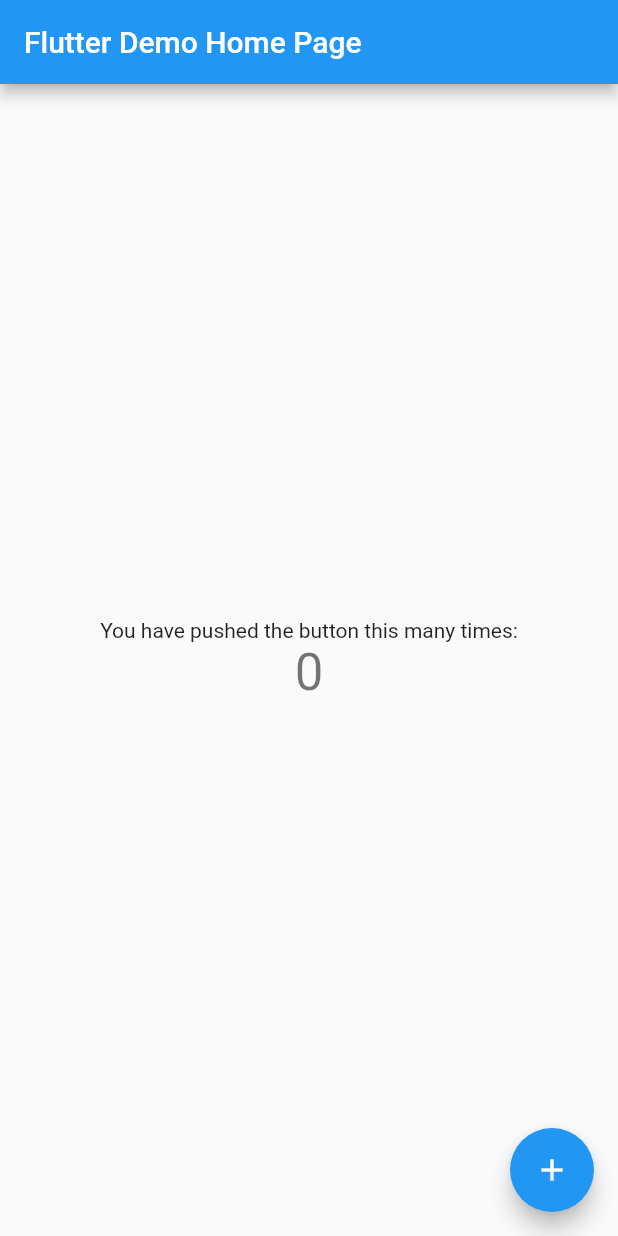
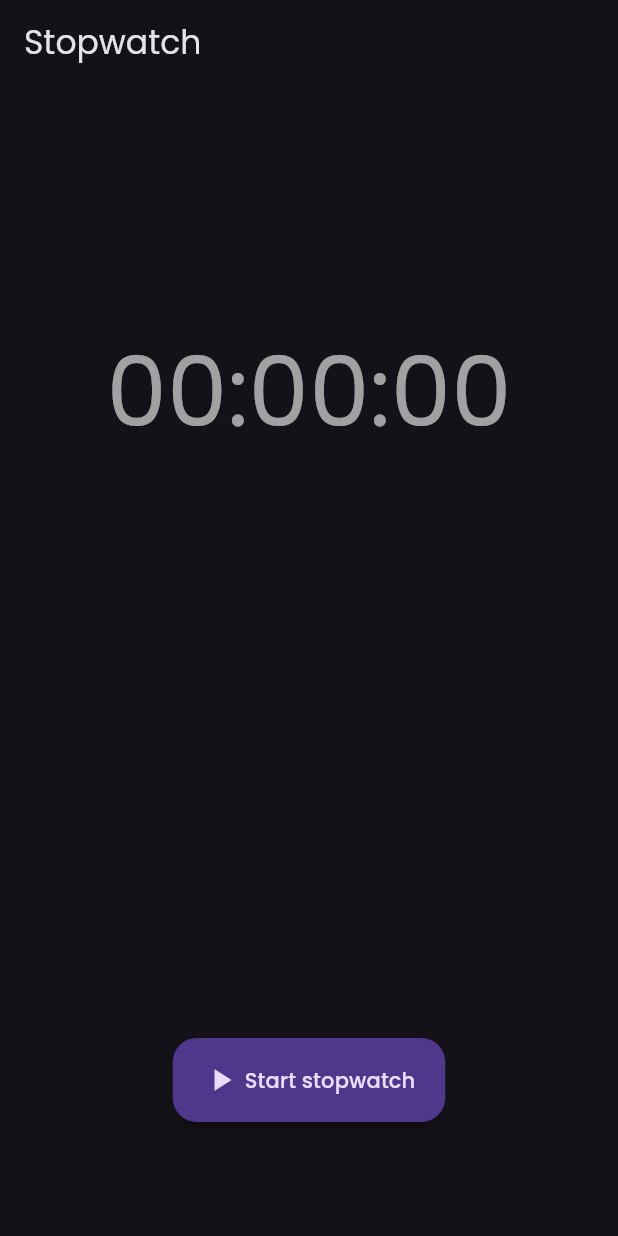
Before and after one commit to thecodexhub/flutter-projects, a Flutter app: the screen it shows after launch, on a phone screen of 412 x 824 dp. Run offline on Flutter 3.47's test engine with Material 2 defaults, Android fonts, the phone set to English and light mode, and no system bars; our stand-ins replace bloc, equatable, flutter_bloc, google_fonts.

Commit message:
feat(stopwatch_app): add bloc, functionalities and ui of the stopwatch

```diff
--- /dev/null
+++ b/stopwatch_app/lib/app.dart
@@ -0,0 +1,18 @@
+import 'package:flutter/material.dart';
+import 'package:google_fonts/google_fonts.dart';
+import 'package:stopwatch_app/stopwatch/stopwatch.dart';
+
+class App extends StatelessWidget {
+  const App({super.key});
+
+  @override
+  Widget build(BuildContext context) {
+    return MaterialApp(
+      title: 'Reactive app with Bloc',
+      theme: ThemeData.dark(
+        useMaterial3: true,
+      ).copyWith(textTheme: GoogleFonts.poppinsTextTheme()),
+      home: const StopwatchPage(),
+    );
+  }
+}
--- a/stopwatch_app/lib/main.dart
+++ b/stopwatch_app/lib/main.dart
@@ -1,115 +1,4 @@
 import 'package:flutter/material.dart';
+import 'package:stopwatch_app/app.dart';
 
-void main() {
-  runApp(const MyApp());
-}
-
-class MyApp extends StatelessWidget {
-  const MyApp({super.key});
-
-  // This widget is the root of your application.
-  @override
-  Widget build(BuildContext context) {
-    return MaterialApp(
-      title: 'Flutter Demo',
-      theme: ThemeData(
-        // This is the theme of your application.
-        //
-        // Try running your application with "flutter run". You'll see the
-        // application has a blue toolbar. Then, without quitting the app, try
-        // changing the primarySwatch below to Colors.green and then invoke
-        // "hot reload" (press "r" in the console where you ran "flutter run",
-        // or simply save your changes to "hot reload" in a Flutter IDE).
-        // Notice that the counter didn't reset back to zero; the application
-        // is not restarted.
-        primarySwatch: Colors.blue,
-      ),
-      home: const MyHomePage(title: 'Flutter Demo Home Page'),
-    );
-  }
-}
-
-class MyHomePage extends StatefulWidget {
-  const MyHomePage({super.key, required this.title});
-
-  // This widget is the home page of your application. It is stateful, meaning
-  // that it has a State object (defined below) that contains fields that affect
-  // how it looks.
-
-  // This class is the configuration for the state. It holds the values (in this
-  // case the title) provided by the parent (in this case the App widget) and
-  // used by the build method of the State. Fields in a Widget subclass are
-  // always marked "final".
-
-  final String title;
-
-  @override
-  State<MyHomePage> createState() => _MyHomePageState();
-}
-
-class _MyHomePageState extends State<MyHomePage> {
-  int _counter = 0;
-
-  void _incrementCounter() {
-    setState(() {
-      // This call to setState tells the Flutter framework that something has
-      // changed in this State, which causes it to rerun the build method below
-      // so that the display can reflect the updated values. If we changed
-      // _counter without calling setState(), then the build method would not be
-      // called again, and so nothing would appear to happen.
-      _counter++;
-    });
-  }
-
-  @override
-  Widget build(BuildContext context) {
-    // This method is rerun every time setState is called, for instance as done
-    // by the _incrementCounter method above.
-    //
-    // The Flutter framework has been optimized to make rerunning build methods
-    // fast, so that you can just rebuild anything that needs updating rather
-    // than having to individually change instances of widgets.
-    return Scaffold(
-      appBar: AppBar(
-        // Here we take the value from the MyHomePage object that was created by
-        // the App.build method, and use it to set our appbar title.
-        title: Text(widget.title),
-      ),
-      body: Center(
-        // Center is a layout widget. It takes a single child and positions it
-        // in the middle of the parent.
-        child: Column(
-          // Column is also a layout widget. It takes a list of children and
-          // arranges them vertically. By default, it sizes itself to fit its
-          // children horizontally, and tries to be as tall as its parent.
-          //
-          // Invoke "debug painting" (press "p" in the console, choose the
-          // "Toggle Debug Paint" action from the Flutter Inspector in Android
-          // Studio, or the "Toggle Debug Paint" command in Visual Studio Code)
-          // to see the wireframe for each widget.
-          //
-          // Column has various properties to control how it sizes itself and
-          // how it positions its children. Here we use mainAxisAlignment to
-          // center the children vertically; the main axis here is the vertical
-          // axis because Columns are vertical (the cross axis would be
-          // horizontal).
-          mainAxisAlignment: MainAxisAlignment.center,
-          children: <Widget>[
-            const Text(
-              'You have pushed the button this many times:',
-            ),
-            Text(
-              '$_counter',
-              style: Theme.of(context).textTheme.headlineMedium,
-            ),
-          ],
-        ),
-      ),
-      floatingActionButton: FloatingActionButton(
-        onPressed: _incrementCounter,
-        tooltip: 'Increment',
-        child: const Icon(Icons.add),
-      ), // This trailing comma makes auto-formatting nicer for build methods.
-    );
-  }
-}
+void main() => runApp(const App());
--- /dev/null
+++ b/stopwatch_app/lib/stopwatch/bloc/stopwatch_bloc.dart
@@ -0,0 +1,84 @@
+import 'dart:async';
+
+import 'package:bloc/bloc.dart';
+import 'package:equatable/equatable.dart';
+import 'package:stopwatch_app/stopwatch/ticker.dart';
+
+part 'stopwatch_event.dart';
+part 'stopwatch_state.dart';
+
+class StopwatchBloc extends Bloc<StopwatchEvent, StopwatchState> {
+  StopwatchBloc({Ticker? ticker})
+      : _ticker = ticker ?? const Ticker(),
+        super(const StopwatchState()) {
+    on<StopwatchStarted>(_onStopwatchStarted);
+    on<StopwatchPaused>(_onStopwatchPaused);
+    on<StopwatchResumed>(_onStopwatchResumed);
+    on<StopwatchReset>(_onStopwatchReset);
+    on<StopwatchLapAdded>(_onStopwatchLapAdded);
+    on<_StopwatchTicked>(_onStopwatchTicked);
+  }
+
+  final Ticker _ticker;
+
+  StreamSubscription<int>? _stopwatchStreamSubscription;
+
+  FutureOr<void> _onStopwatchStarted(
+    StopwatchStarted event,
+    Emitter<StopwatchState> emit,
+  ) async {
+    _stopwatchStreamSubscription?.cancel();
+    _stopwatchStreamSubscription = _ticker.tick().listen((ticks) {
+      add(_StopwatchTicked(ticks: ticks));
+    });
+  }
+
+  FutureOr<void> _onStopwatchPaused(
+    StopwatchPaused event,
+    Emitter<StopwatchState> emit,
+  ) async {
+    _stopwatchStreamSubscription?.pause();
+    emit(state.copyWith(status: StopwatchStatus.inPause));
+  }
+
+  FutureOr<void> _onStopwatchResumed(
+    StopwatchResumed event,
+    Emitter<StopwatchState> emit,
+  ) async {
+    _stopwatchStreamSubscription?.resume();
+    emit(state.copyWith(status: StopwatchStatus.inProgress));
+  }
+
+  FutureOr<void> _onStopwatchReset(
+    StopwatchReset event,
+    Emitter<StopwatchState> emit,
+  ) async {
+    _stopwatchStreamSubscription?.cancel();
+    emit(const StopwatchState());
+  }
+
+  FutureOr<void> _onStopwatchTicked(
+    _StopwatchTicked event,
+    Emitter<StopwatchState> emit,
+  ) async {
+    emit(
+      state.copyWith(
+        status: StopwatchStatus.inProgress,
+        ticks: event.ticks,
+      ),
+    );
+  }
+
+  FutureOr<void> _onStopwatchLapAdded(
+    StopwatchLapAdded event,
+    Emitter<StopwatchState> emit,
+  ) async {
+    emit(state.copyWith(laps: [...state.laps, state.ticks]));
+  }
+
+  @override
+  Future<void> close() {
+    _stopwatchStreamSubscription?.cancel();
+    return super.close();
+  }
+}
--- /dev/null
+++ b/stopwatch_app/lib/stopwatch/bloc/stopwatch_event.dart
@@ -0,0 +1,36 @@
+part of 'stopwatch_bloc.dart';
+
+abstract class StopwatchEvent extends Equatable {
+  const StopwatchEvent();
+
+  @override
+  List<Object> get props => [];
+}
+
+class StopwatchStarted extends StopwatchEvent {
+  const StopwatchStarted();
+}
+
+class StopwatchPaused extends StopwatchEvent {
+  const StopwatchPaused();
+}
+
+class StopwatchResumed extends StopwatchEvent {
+  const StopwatchResumed();
+}
+
+class StopwatchReset extends StopwatchEvent {
+  const StopwatchReset();
+}
+
+class _StopwatchTicked extends StopwatchEvent {
+  const _StopwatchTicked({required this.ticks});
+  final int ticks;
+
+  @override
+  List<Object> get props => [ticks];
+}
+
+class StopwatchLapAdded extends StopwatchEvent {
+  const StopwatchLapAdded();
+}
--- /dev/null
+++ b/stopwatch_app/lib/stopwatch/bloc/stopwatch_state.dart
@@ -0,0 +1,44 @@
+part of 'stopwatch_bloc.dart';
+
+enum StopwatchStatus { initial, inProgress, inPause }
+
+class StopwatchState extends Equatable {
+  const StopwatchState({
+    this.ticks = 0,
+    this.status = StopwatchStatus.initial,
+    this.laps = const <int>[],
+  });
+
+  final int ticks;
+  final StopwatchStatus status;
+  final List<int> laps;
+
+  @override
+  List<Object> get props => [ticks, status, laps];
+
+  StopwatchState copyWith({
+    int? ticks,
+    StopwatchStatus? status,
+    List<int>? laps,
+  }) {
+    return StopwatchState(
+      ticks: ticks ?? this.ticks,
+      status: status ?? this.status,
+      laps: laps ?? this.laps,
+    );
+  }
+}
+
+extension StopwatchStatusX on StopwatchStatus {
+  bool get isInitial {
+    return this == StopwatchStatus.initial;
+  }
+
+  bool get inProgress {
+    return this == StopwatchStatus.inProgress;
+  }
+
+  bool get inPause {
+    return this == StopwatchStatus.inPause;
+  }
+}
--- /dev/null
+++ b/stopwatch_app/lib/stopwatch/stopwatch.dart
@@ -0,0 +1,2 @@
+export 'bloc/stopwatch_bloc.dart';
+export 'view/stopwatch_page.dart';
--- /dev/null
+++ b/stopwatch_app/lib/stopwatch/ticker.dart
@@ -0,0 +1,11 @@
+/// {@template ticker}
+/// Ticker class that exposes a stream of ticks.
+/// {@endtemplate}
+class Ticker {
+  /// {@macro ticker}
+  const Ticker();
+
+  /// Return the stream of ticks.
+  Stream<int> tick() =>
+      Stream<int>.periodic(const Duration(seconds: 1), (tick) => tick);
+}
--- /dev/null
+++ b/stopwatch_app/lib/stopwatch/view/stopwatch_page.dart
@@ -0,0 +1,194 @@
+import 'package:flutter/material.dart';
+import 'package:flutter_bloc/flutter_bloc.dart';
+import 'package:stopwatch_app/stopwatch/stopwatch.dart';
+
+class StopwatchPage extends StatelessWidget {
+  const StopwatchPage({super.key});
+
+  @override
+  Widget build(BuildContext context) {
+    return BlocProvider<StopwatchBloc>(
+      create: (context) => StopwatchBloc(),
+      child: const _StopwatchView(),
+    );
+  }
+}
+
+class _StopwatchView extends StatelessWidget {
+  const _StopwatchView();
+
+  @override
+  Widget build(BuildContext context) {
+    return Scaffold(
+      appBar: AppBar(
+        title: const Text('Stopwatch'),
+      ),
+      body: Padding(
+        padding: const EdgeInsets.symmetric(vertical: 160),
+        child: Column(
+          crossAxisAlignment: CrossAxisAlignment.stretch,
+          children: const [
+            Center(child: _StopwatchText()),
+            SizedBox(height: 24),
+            Expanded(child: _StopwatchLapList()),
+          ],
+        ),
+      ),
+      floatingActionButton: const Padding(
+        padding: EdgeInsets.only(bottom: 60),
+        child: _StopwatchActionButtons(),
+      ),
+      floatingActionButtonLocation: FloatingActionButtonLocation.centerFloat,
+    );
+  }
+}
+
+class _StopwatchText extends StatelessWidget {
+  const _StopwatchText();
+
+  @override
+  Widget build(BuildContext context) {
+    final totalTicks = context.select((StopwatchBloc bloc) => bloc.state.ticks);
+    final hoursStr = '${(totalTicks / 3600).floor()}'.padLeft(2, '0');
+    final minutesStr = '${((totalTicks / 60) % 60).floor()}'.padLeft(2, '0');
+    final secondsStr = '${(totalTicks % 60).floor()}'.padLeft(2, '0');
+
+    return Text(
+      '$hoursStr:$minutesStr:$secondsStr',
+      style: const TextStyle(
+        fontSize: 64,
+        color: Colors.white60,
+      ),
+    );
+  }
+}
+
+class _StopwatchActionButtons extends StatelessWidget {
+  const _StopwatchActionButtons();
+
+  @override
+  Widget build(BuildContext context) {
+    return BlocBuilder<StopwatchBloc, StopwatchState>(
+      buildWhen: (previous, current) => previous.status != current.status,
+      builder: (context, state) {
+        if (state.status.isInitial) {
+          return FloatingActionButton.extended(
+            key: const Key('stopwatchInitial_startButton'),
+            onPressed: () => context.read<StopwatchBloc>().add(
+                  const StopwatchStarted(),
+                ),
+            label: Row(
+              children: const [
+                Icon(Icons.play_arrow),
+                SizedBox(width: 4),
+                Text('Start stopwatch'),
+              ],
+            ),
+          );
+        }
+
+        if (state.status.inProgress) {
+          return Row(
+            mainAxisAlignment: MainAxisAlignment.spaceAround,
+            children: [
+              FloatingActionButton.small(
+                key: const Key('stopwatchInProgress_resetButton'),
+                onPressed: () => context.read<StopwatchBloc>().add(
+                      const StopwatchReset(),
+                    ),
+                child: const Icon(Icons.rotate_left),
+              ),
+              FloatingActionButton.extended(
+                key: const Key('stopwatchInProgress_pauseButton'),
+                onPressed: () => context.read<StopwatchBloc>().add(
+                      const StopwatchPaused(),
+                    ),
+                label: Row(
+                  children: const [
+                    Icon(Icons.pause),
+                    SizedBox(width: 4),
+                    Text('Pause stopwatch'),
+                  ],
+                ),
+              ),
+              FloatingActionButton.small(
+                key: const Key('stopwatchInProgress_lapCreateButton'),
+                onPressed: () => context.read<StopwatchBloc>().add(
+                      const StopwatchLapAdded(),
+                    ),
+                child: const Icon(Icons.timer_outlined),
+              ),
+            ],
+          );
+        }
+
+        if (state.status.inPause) {
+          return Row(
+            mainAxisAlignment: MainAxisAlignment.spaceAround,
+            children: [
+              FloatingActionButton.small(
+                key: const Key('stopwatchInPause_resetButton'),
+                onPressed: () => context.read<StopwatchBloc>().add(
+                      const StopwatchReset(),
+                    ),
+                child: const Icon(Icons.rotate_left),
+              ),
+              FloatingActionButton.extended(
+                key: const Key('stopwatchInPause_resumeButton'),
+                onPressed: () => context.read<StopwatchBloc>().add(
+                      const StopwatchResumed(),
+                    ),
+                label: Row(
+                  children: const [
+                    Icon(Icons.play_arrow),
+                    SizedBox(width: 4),
+                    Text('Resume stopwatch'),
+                  ],
+                ),
+              ),
+              const Opacity(
+                opacity: 0,
+                child: FloatingActionButton.small(
+                  key: Key('stopwatchInPause_placeholderButton'),
+                  onPressed: null,
+                  child: Icon(Icons.rotate_left),
+                ),
+              ),
+            ],
+          );
+        }
+
+        return Container();
+      },
+    );
+  }
+}
+
+class _StopwatchLapList extends StatelessWidget {
+  const _StopwatchLapList();
+
+  @override
+  Widget build(BuildContext context) {
+    final laps = context.select((StopwatchBloc bloc) => bloc.state.laps);
+
+    return ListView.separated(
+      itemCount: laps.length,
+      separatorBuilder: (_, __) => const SizedBox(height: 8),
+      itemBuilder: (context, index) {
+        final totalTicks = laps[index];
+        final hh = '${(totalTicks / 3600).floor()}'.padLeft(2, '0');
+        final mm = '${((totalTicks / 60) % 60).floor()}'.padLeft(2, '0');
+        final ss = '${(totalTicks % 60).floor()}'.padLeft(2, '0');
+
+        return Text(
+          '#${index + 1}      $hh:$mm:$ss',
+          textAlign: TextAlign.center,
+          style: const TextStyle(
+            fontSize: 14,
+            color: Colors.white60,
+          ),
+        );
+      },
+    );
+  }
+}
```
Also changed, not shown: stopwatch_app/pubspec.yaml (+6 -3 lines), stopwatch_app/pubspec.lock, 2 other files.
